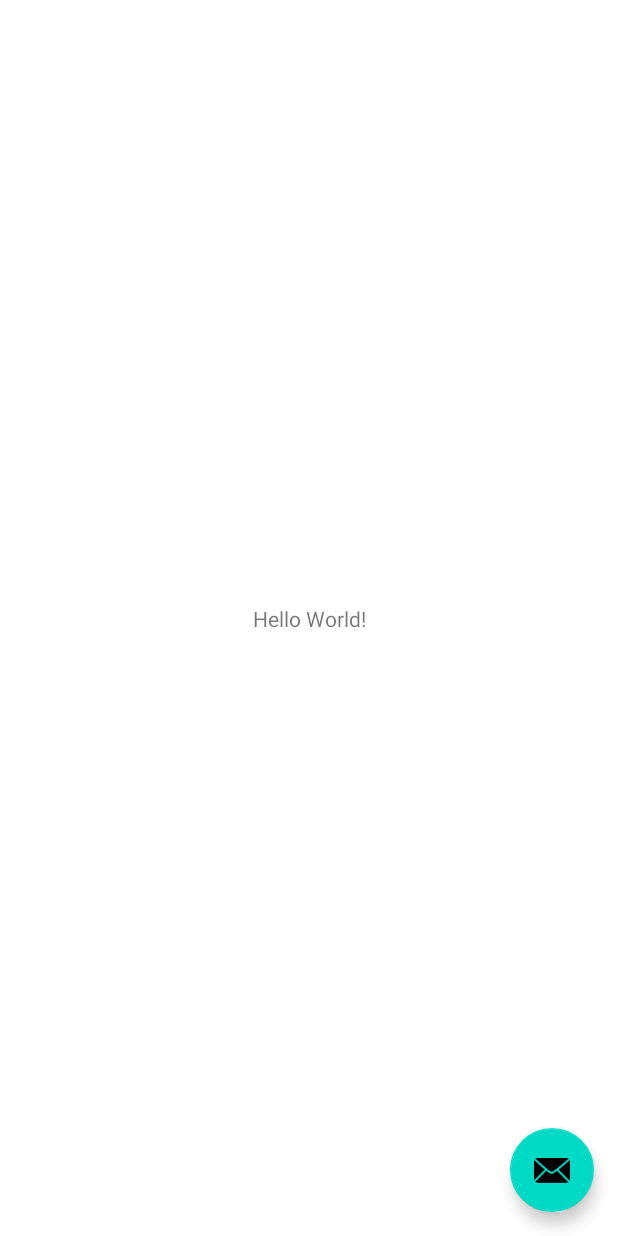
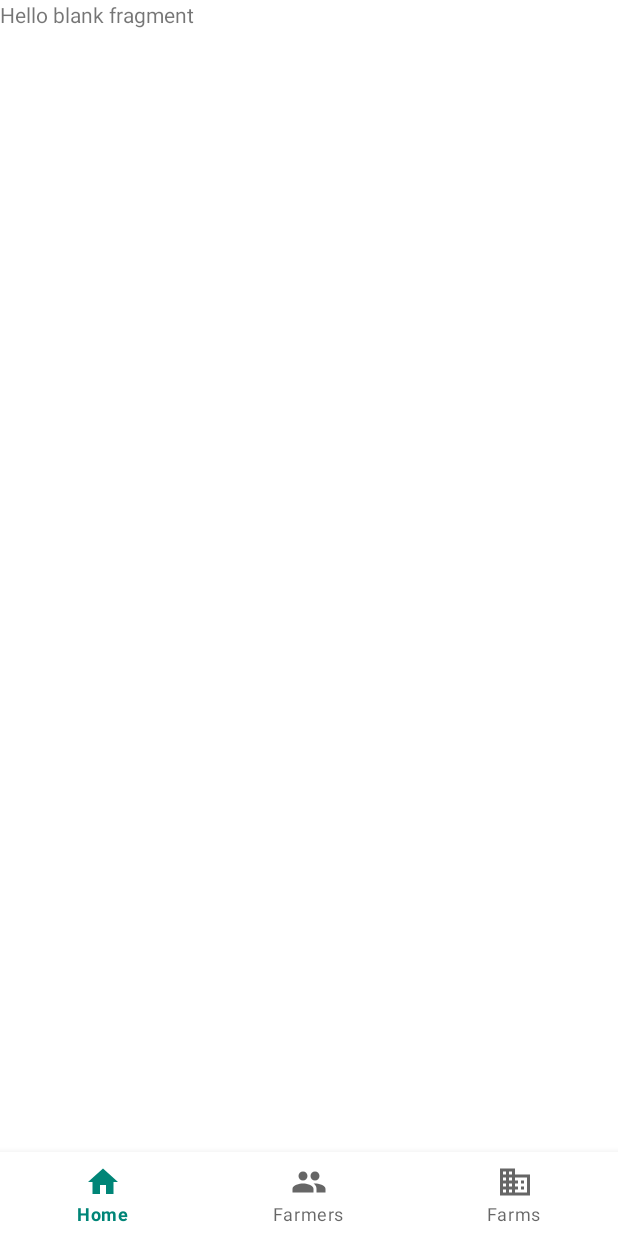
Before and after one commit to jawnpaul/FarmStats, an Android app: the MainActivity screen opened directly, with no data from a screen before it, on a phone screen of 412 x 824 dp. Run offline under Robolectric (Android 15) with nearby library versions, the phone set to English and light mode, and no system bars; libraries missing offline, so code that uses them is left out: com.crashlytics.android, io.fabric.sdk; 2 statements that could not run were skipped.

Commit message:
Switched to bottom navigation

```diff
--- /dev/null
+++ b/app/src/main/java/ng/com/knowit/farmstats/fragments/HomeFragment.kt
@@ -0,0 +1,25 @@
+package ng.com.knowit.farmstats.fragments
+
+
+import android.os.Bundle
+import android.view.LayoutInflater
+import android.view.View
+import android.view.ViewGroup
+import androidx.fragment.app.Fragment
+import ng.com.knowit.farmstats.R
+
+/**
+ * A simple [Fragment] subclass.
+ */
+class HomeFragment : Fragment() {
+
+    override fun onCreateView(
+        inflater: LayoutInflater, container: ViewGroup?,
+        savedInstanceState: Bundle?
+    ): View? {
+        // Inflate the layout for this fragment
+        return inflater.inflate(R.layout.fragment_home, container, false)
+    }
+
+
+}
--- /dev/null
+++ b/app/src/main/res/drawable/ic_add_circle_black_24dp.xml
@@ -0,0 +1,9 @@
+<vector xmlns:android="http://schemas.android.com/apk/res/android"
+    android:width="24dp"
+    android:height="24dp"
+    android:viewportWidth="24.0"
+    android:viewportHeight="24.0">
+    <path
+        android:fillColor="#FF000000"
+        android:pathData="M12,2C6.48,2 2,6.48 2,12s4.48,10 10,10 10,-4.48 10,-10S17.52,2 12,2zM17,13h-4v4h-2v-4L7,13v-2h4L11,7h2v4h4v2z" />
+</vector>
--- /dev/null
+++ b/app/src/main/res/drawable/ic_domain_black_24dp.xml
@@ -0,0 +1,9 @@
+<vector xmlns:android="http://schemas.android.com/apk/res/android"
+    android:width="24dp"
+    android:height="24dp"
+    android:viewportWidth="24.0"
+    android:viewportHeight="24.0">
+    <path
+        android:fillColor="#FF000000"
+        android:pathData="M12,7L12,3L2,3v18h20L22,7L12,7zM6,19L4,19v-2h2v2zM6,15L4,15v-2h2v2zM6,11L4,11L4,9h2v2zM6,7L4,7L4,5h2v2zM10,19L8,19v-2h2v2zM10,15L8,15v-2h2v2zM10,11L8,11L8,9h2v2zM10,7L8,7L8,5h2v2zM20,19h-8v-2h2v-2h-2v-2h2v-2h-2L12,9h8v10zM18,11h-2v2h2v-2zM18,15h-2v2h2v-2z" />
+</vector>
--- /dev/null
+++ b/app/src/main/res/drawable/ic_home_black_24dp.xml
@@ -0,0 +1,9 @@
+<vector xmlns:android="http://schemas.android.com/apk/res/android"
+    android:width="24dp"
+    android:height="24dp"
+    android:viewportWidth="24.0"
+    android:viewportHeight="24.0">
+    <path
+        android:fillColor="#FF000000"
+        android:pathData="M10,20v-6h4v6h5v-8h3L12,3 2,12h3v8z" />
+</vector>
--- /dev/null
+++ b/app/src/main/res/drawable/ic_people_black_24dp.xml
@@ -0,0 +1,9 @@
+<vector xmlns:android="http://schemas.android.com/apk/res/android"
+    android:width="24dp"
+    android:height="24dp"
+    android:viewportWidth="24.0"
+    android:viewportHeight="24.0">
+    <path
+        android:fillColor="#FF000000"
+        android:pathData="M16,11c1.66,0 2.99,-1.34 2.99,-3S17.66,5 16,5c-1.66,0 -3,1.34 -3,3s1.34,3 3,3zM8,11c1.66,0 2.99,-1.34 2.99,-3S9.66,5 8,5C6.34,5 5,6.34 5,8s1.34,3 3,3zM8,13c-2.33,0 -7,1.17 -7,3.5L1,19h14v-2.5c0,-2.33 -4.67,-3.5 -7,-3.5zM16,13c-0.29,0 -0.62,0.02 -0.97,0.05 1.16,0.84 1.97,1.97 1.97,3.45L17,19h6v-2.5c0,-2.33 -4.67,-3.5 -7,-3.5z" />
+</vector>
--- a/app/src/main/res/layout/activity_main.xml
+++ b/app/src/main/res/layout/activity_main.xml
@@ -1,7 +1,8 @@
 <?xml version="1.0" encoding="utf-8"?>
-<androidx.coordinatorlayout.widget.CoordinatorLayout xmlns:android="http://schemas.android.com/apk/res/android"
+<androidx.constraintlayout.widget.ConstraintLayout xmlns:android="http://schemas.android.com/apk/res/android"
     xmlns:app="http://schemas.android.com/apk/res-auto"
     xmlns:tools="http://schemas.android.com/tools"
+    android:id="@+id/container"
     android:layout_width="match_parent"
     android:layout_height="match_parent"
     tools:context=".MainActivity">
@@ -20,14 +21,43 @@
 
      </com.google.android.material.appbar.AppBarLayout>
  -->
-    <include layout="@layout/content_main" />
+    <!-- <include layout="@layout/content_main" />-->
 
-    <com.google.android.material.floatingactionbutton.FloatingActionButton
-        android:id="@+id/fab"
-        android:layout_width="wrap_content"
-        android:layout_height="wrap_content"
-        android:layout_gravity="bottom|end"
-        android:layout_margin="@dimen/fab_margin"
-        app:srcCompat="@android:drawable/ic_dialog_email" />
+    <!-- <com.google.android.material.floatingactionbutton.FloatingActionButton
+         android:id="@+id/fab"
+         android:layout_width="wrap_content"
+         android:layout_height="wrap_content"
+         android:layout_gravity="bottom|end"
+         android:layout_margin="@dimen/fab_margin"
+         app:srcCompat="@drawable/ic_add_circle_black_24dp" />
+ -->
 
-</androidx.coordinatorlayout.widget.CoordinatorLayout>
+    <LinearLayout
+        android:layout_width="match_parent"
+        android:layout_height="match_parent"
+        android:orientation="vertical">
+
+        <fragment
+            android:id="@+id/navHostFragment"
+            android:name="androidx.navigation.fragment.NavHostFragment"
+            android:layout_width="match_parent"
+            android:layout_height="0dp"
+            android:layout_weight="1"
+            app:defaultNavHost="true"
+            app:navGraph="@navigation/main_nav_graph" />
+
+        <com.google.android.material.bottomnavigation.BottomNavigationView
+            android:id="@+id/nav_view"
+            android:layout_width="match_parent"
+            android:layout_height="wrap_content"
+            android:layout_marginStart="0dp"
+            android:layout_marginEnd="0dp"
+            android:background="?android:attr/windowBackground"
+            app:labelVisibilityMode="labeled"
+            app:layout_constraintBottom_toBottomOf="parent"
+            app:layout_constraintLeft_toLeftOf="parent"
+            app:layout_constraintRight_toRightOf="parent"
+            app:menu="@menu/bottom_nav_menu" />
+    </LinearLayout>
+
+</androidx.constraintlayout.widget.ConstraintLayout>
--- /dev/null
+++ b/app/src/main/res/layout/fragment_home.xml
@@ -0,0 +1,14 @@
+<?xml version="1.0" encoding="utf-8"?>
+<FrameLayout xmlns:android="http://schemas.android.com/apk/res/android"
+    xmlns:tools="http://schemas.android.com/tools"
+    android:layout_width="match_parent"
+    android:layout_height="match_parent"
+    tools:context=".fragments.HomeFragment">
+
+    <!-- TODO: Update blank fragment layout -->
+    <TextView
+        android:layout_width="match_parent"
+        android:layout_height="match_parent"
+        android:text="@string/hello_blank_fragment" />
+
+</FrameLayout>
--- /dev/null
+++ b/app/src/main/res/menu/bottom_nav_menu.xml
@@ -0,0 +1,19 @@
+<?xml version="1.0" encoding="utf-8"?>
+<menu xmlns:android="http://schemas.android.com/apk/res/android">
+
+    <item
+        android:id="@id/homeFragment"
+        android:icon="@drawable/ic_home_black_24dp"
+        android:title="@string/home" />
+
+    <item
+        android:id="@id/farmersFragment"
+        android:icon="@drawable/ic_people_black_24dp"
+        android:title="@string/farmers" />
+
+    <item
+        android:id="@id/farmsFragment"
+        android:icon="@drawable/ic_domain_black_24dp"
+        android:title="@string/farms" />
+
+</menu>
--- /dev/null
+++ b/app/src/main/res/navigation/main_nav_graph.xml
@@ -0,0 +1,23 @@
+<?xml version="1.0" encoding="utf-8"?>
+<navigation xmlns:android="http://schemas.android.com/apk/res/android"
+    xmlns:app="http://schemas.android.com/apk/res-auto"
+    xmlns:tools="http://schemas.android.com/tools"
+    android:id="@+id/main_nav_graph"
+    app:startDestination="@id/homeFragment">
+
+    <fragment
+        android:id="@+id/homeFragment"
+        android:name="ng.com.knowit.farmstats.fragments.HomeFragment"
+        android:label="fragment_home"
+        tools:layout="@layout/fragment_home" />
+    <fragment
+        android:id="@+id/farmersFragment"
+        android:name="ng.com.knowit.farmstats.fragments.FarmersFragment"
+        android:label="fragment_farmers"
+        tools:layout="@layout/fragment_farmers" />
+    <fragment
+        android:id="@+id/farmsFragment"
+        android:name="ng.com.knowit.farmstats.fragments.FarmsFragment"
+        android:label="fragment_farms"
+        tools:layout="@layout/fragment_farms" />
+</navigation>
--- a/app/src/main/res/values/strings.xml
+++ b/app/src/main/res/values/strings.xml
@@ -7,4 +7,10 @@
     <string name="enter_your_password">Enter your password</string>
     <string name="login">Login</string>
     <string name="error_string">Error</string>
+    <string name="home">Home</string>
+    <string name="farmers">Farmers</string>
+    <string name="farms">Farms</string>
+
+    <!-- TODO: Remove or change this placeholder text -->
+    <string name="hello_blank_fragment">Hello blank fragment</string>
 </resources>
```
Also changed, not shown: app/build.gradle (+10 -0 lines), app/src/main/java/ng/com/knowit/farmstats/fragments/FarmersFragment.kt (added, +25 -0 lines), app/src/main/java/ng/com/knowit/farmstats/fragments/FarmsFragment.kt (added, +25 -0 lines), app/src/main/res/layout/content_main.xml (+63 -4 lines), app/src/main/res/layout/fragment_farmers.xml (added, +14 -0 lines), app/src/main/res/layout/fragment_farms.xml (added, +14 -0 lines).
